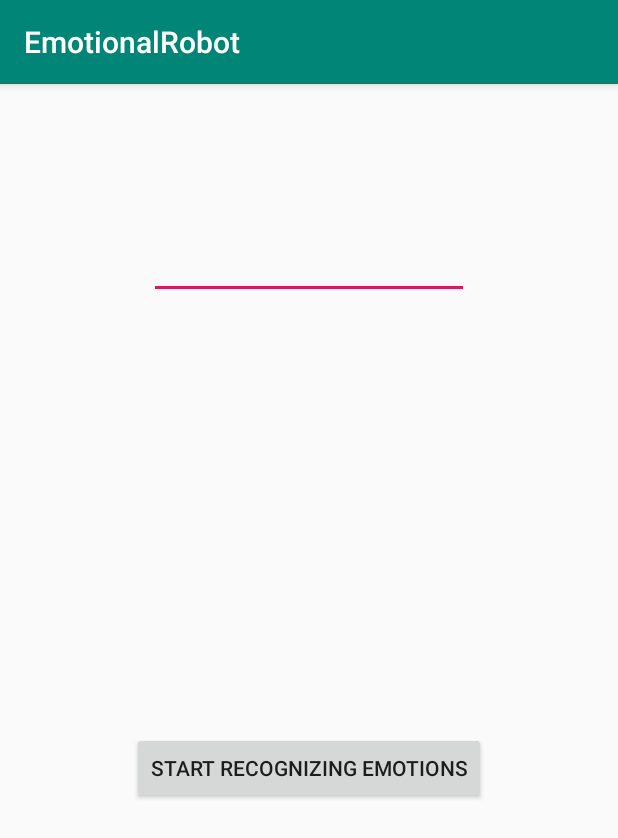
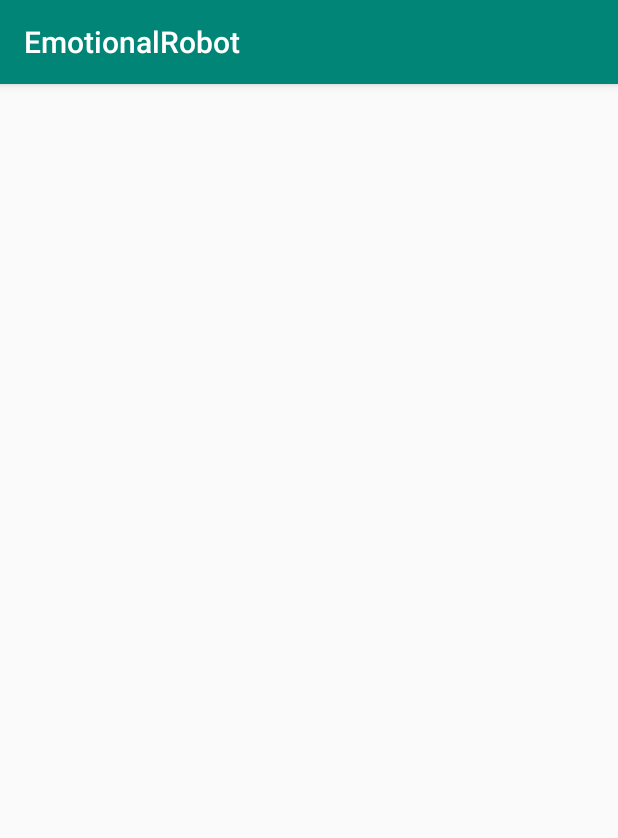
Before and after one commit to JuliaDutkiewicz/EmotionalRobot, an Android app: the screen it shows after launch (MainActivity), on a phone screen of 412 x 824 dp. Shown: the top 838 px of the screen. Run offline under Robolectric (Android 15) with nearby library versions, the phone set to English and light mode, and no system bars; libraries missing offline, so code that uses them is left out: org.eclipse.paho, org.tensorflow.lite; network calls fail; 2 statements that could not run were skipped.

Commit message:
Reformat main class

```diff
--- /dev/null
+++ b/app/src/main/java/pl/edu/agh/emotionalrobot/EmotionService.java
@@ -0,0 +1,100 @@
+package pl.edu.agh.emotionalrobot;
+
+import android.content.Context;
+import android.content.res.AssetFileDescriptor;
+import android.util.Log;
+import android.widget.Toast;
+
+import org.json.JSONException;
+import org.json.JSONObject;
+
+import java.io.FileInputStream;
+import java.io.IOException;
+import java.io.InputStream;
+import java.nio.MappedByteBuffer;
+import java.nio.channels.FileChannel;
+import java.nio.charset.StandardCharsets;
+import java.util.ArrayList;
+
+import pl.edu.agh.emotionalrobot.recognizers.AudioEmotionRecognizer;
+import pl.edu.agh.emotionalrobot.recognizers.EmotionRecognizer;
+
+public class EmotionService {
+    private static final String DEFAULT_AUDIO_MODEL_NAME = "audio_model.tflite";
+    private static final String AUDIO_CONFIG_FILE = "audio.json";
+    private static final String LOG_TAG = MainActivity.class.getSimpleName();
+    private static final int DEFAULT_INTERVAL = 5000;
+    private ArrayList<EmotionRecognizer> emotionRecognizers;
+
+    private final Context context;
+
+    private EmotionDataGatherer emotionDataGatherer;
+
+    public EmotionService(Context context) {
+        this.context = context;
+    }
+
+    public void start() {
+        this.emotionRecognizers = new ArrayList<>();
+        loadAudioRecognizerFromConfig();
+
+        emotionDataGatherer = new EmotionDataGatherer(emotionRecognizers);
+        try {
+            int interval = DEFAULT_INTERVAL;
+            EmotionDataGatherer.Options options = new EmotionDataGatherer.Options(interval);
+            UpdateSender updateSender = new UpdateSender(context);
+            //TODO put an animation on top of everything
+            emotionDataGatherer.startGatheringEmotions(updateSender, options);
+        } catch (Exception e) {
+            Log.v(LOG_TAG, e.getMessage());
+            Toast.makeText(context, "Error while emotion gathering.", Toast.LENGTH_SHORT).show();
+            e.printStackTrace();
+        }
+    }
+
+    private void loadAudioRecognizerFromConfig() {
+        try {
+            String configJson = loadJSONFromAsset(AUDIO_CONFIG_FILE);
+            String audioModelName = getAudioModelName(configJson);
+            AudioEmotionRecognizer audioEmotionRecognizer = new AudioEmotionRecognizer(loadModelFile(audioModelName), configJson);
+            emotionRecognizers.add(audioEmotionRecognizer);
+        } catch (IOException e) {
+            Log.v(LOG_TAG, "Error by loading audio model. " + e.getMessage());
+        }
+    }
+
+    private MappedByteBuffer loadModelFile(String fileName) throws IOException {
+        AssetFileDescriptor fileDescriptor = context.getAssets().openFd(fileName);
+        FileInputStream inputStream = new FileInputStream(fileDescriptor.getFileDescriptor());
+        FileChannel fileChannel = inputStream.getChannel();
+        long startOffset = fileDescriptor.getStartOffset();
+        long declaredLength = fileDescriptor.getDeclaredLength();
+        return fileChannel.map(FileChannel.MapMode.READ_ONLY, startOffset, declaredLength);
+    }
+
+    private String loadJSONFromAsset(String fileName) {
+        String json = null;
+        try {
+            InputStream is = context.getAssets().open(fileName);
+            int size = is.available();
+            byte[] buffer = new byte[size];
+            is.read(buffer);
+            is.close();
+            json = new String(buffer, StandardCharsets.UTF_8);
+        } catch (IOException ex) {
+            ex.printStackTrace();
+            return null;
+        }
+        return json;
+    }
+
+    private String getAudioModelName(String jsonData) {
+        try {
+            JSONObject obj = new JSONObject(jsonData);
+            return obj.getString("DEFAULT_AUDIO_MODEL_NAME");
+        } catch (JSONException e) {
+            Log.v(LOG_TAG, "Error while reading json, DEFAULT_AUDIO_MODEL_NAME name set to default value");
+        }
+        return DEFAULT_AUDIO_MODEL_NAME;
+    }
+}
--- a/app/src/main/java/pl/edu/agh/emotionalrobot/MainActivity.java
+++ b/app/src/main/java/pl/edu/agh/emotionalrobot/MainActivity.java
@@ -1,105 +1,15 @@
 package pl.edu.agh.emotionalrobot;
 
-import android.content.res.AssetFileDescriptor;
 import android.os.Bundle;
 import android.support.v7.app.AppCompatActivity;
-import android.util.Log;
-import android.view.View;
-import android.widget.Button;
-import android.widget.EditText;
-import android.widget.Toast;
-
-import org.json.JSONException;
-import org.json.JSONObject;
-
-import java.io.FileInputStream;
-import java.io.IOException;
-import java.io.InputStream;
-import java.nio.MappedByteBuffer;
-import java.nio.channels.FileChannel;
-import java.nio.charset.StandardCharsets;
-import java.util.ArrayList;
-
-import pl.edu.agh.emotionalrobot.recognizers.AudioEmotionRecognizer;
-import pl.edu.agh.emotionalrobot.recognizers.EmotionRecognizer;
 
 public class MainActivity extends AppCompatActivity {
-
-    private static final String DEFAULT_AUDIO_MODEL_NAME = "audio_model.tflite";
-    private static final String AUDIO_CONFIG_FILE = "audio.json";
-    private static final String LOG_TAG = MainActivity.class.getSimpleName();
-
-    EmotionDataGatherer emotionDataGatherer;
 
     @Override
     protected void onCreate(Bundle savedInstanceState) {
         super.onCreate(savedInstanceState);
-        setContentView(R.layout.activity_main);
-        final Button button = (Button) findViewById(R.id.button);
-        final EditText intervalText = (EditText) findViewById(R.id.interval);
-
-        ArrayList<EmotionRecognizer> emotionRecognizers = new ArrayList<>();
-        try {
-            String configJson = loadJSONFromAsset(AUDIO_CONFIG_FILE);
-            String audioModelName = getAudioModelName(configJson);
-            AudioEmotionRecognizer audioEmotionRecognizer = new AudioEmotionRecognizer(loadModelFile(audioModelName), configJson);
-            emotionRecognizers.add(audioEmotionRecognizer);
-        } catch (IOException e) {
-            Log.v(LOG_TAG, "Error by loading audio model. " + e.getMessage());
-        }
-
-        emotionDataGatherer = new EmotionDataGatherer(emotionRecognizers);
-        button.setOnClickListener(new View.OnClickListener() {
-            @Override
-            public void onClick(View v) {
-                try {
-                    int interval = Integer.valueOf(intervalText.getText().toString());
-                    EmotionDataGatherer.Options options = new EmotionDataGatherer.Options(interval);
-                    UpdateSender updateSender = new UpdateSender(getApplicationContext());
-                    //TODO put an animation on top of everything
-                    emotionDataGatherer.startGatheringEmotions(updateSender, options);
-                } catch (Exception e) {
-                    Log.v(LOG_TAG, e.getMessage());
-                    Toast.makeText(getApplicationContext(), "Fill the interval", Toast.LENGTH_SHORT).show();
-                    e.printStackTrace();
-                }
-            }
-        });
-    }
-
-    private MappedByteBuffer loadModelFile(String fileName) throws IOException {
-        AssetFileDescriptor fileDescriptor = getAssets().openFd(fileName);
-        FileInputStream inputStream = new FileInputStream(fileDescriptor.getFileDescriptor());
-        FileChannel fileChannel = inputStream.getChannel();
-        long startOffset = fileDescriptor.getStartOffset();
-        long declaredLength = fileDescriptor.getDeclaredLength();
-        return fileChannel.map(FileChannel.MapMode.READ_ONLY, startOffset, declaredLength);
-    }
-
-    private String loadJSONFromAsset(String fileName) {
-        String json = null;
-        try {
-            InputStream is = getAssets().open(fileName);
-            int size = is.available();
-            byte[] buffer = new byte[size];
-            is.read(buffer);
-            is.close();
-            json = new String(buffer, StandardCharsets.UTF_8);
-        } catch (IOException ex) {
-            ex.printStackTrace();
-            return null;
-        }
-        return json;
-    }
-
-    private String getAudioModelName(String jsonData) {
-        try {
-            JSONObject obj = new JSONObject(jsonData);
-            return obj.getString("DEFAULT_AUDIO_MODEL_NAME");
-        } catch (JSONException e) {
-            Log.v(LOG_TAG, "Error while reading json, DEFAULT_AUDIO_MODEL_NAME name set to default value");
-        }
-        return DEFAULT_AUDIO_MODEL_NAME;
+        EmotionService emotionService = new EmotionService(getApplication());
+        emotionService.start();
     }
 
 }
--- a/app/src/main/res/layout/activity_main.xml
+++ b/app/src/main/res/layout/activity_main.xml
@@ -4,30 +4,4 @@
     xmlns:tools="http://schemas.android.com/tools"
     android:layout_width="match_parent"
     android:layout_height="match_parent"
-    tools:context=".MainActivity">
-
-    <Button
-        android:id="@+id/button"
-        android:layout_width="wrap_content"
-        android:layout_height="wrap_content"
-        android:layout_marginTop="222dp"
-        android:layout_marginBottom="222dp"
-        android:text="Start recognizing emotions"
-        app:layout_constraintBottom_toBottomOf="parent"
-        app:layout_constraintEnd_toEndOf="parent"
-        app:layout_constraintStart_toStartOf="parent"
-        app:layout_constraintTop_toBottomOf="@+id/interval" />
-
-    <EditText
-        android:id="@+id/interval"
-        android:layout_width="wrap_content"
-        android:layout_height="wrap_content"
-        android:layout_marginTop="32dp"
-        android:ems="10"
-        android:inputType="numberDecimal"
-        app:layout_constraintBottom_toTopOf="@+id/button"
-        app:layout_constraintEnd_toEndOf="parent"
-        app:layout_constraintStart_toStartOf="parent"
-        app:layout_constraintTop_toTopOf="parent"
-        app:layout_constraintVertical_bias="0.24000002" />
-</android.support.constraint.ConstraintLayout>
+    tools:context=".MainActivity"/>
```
